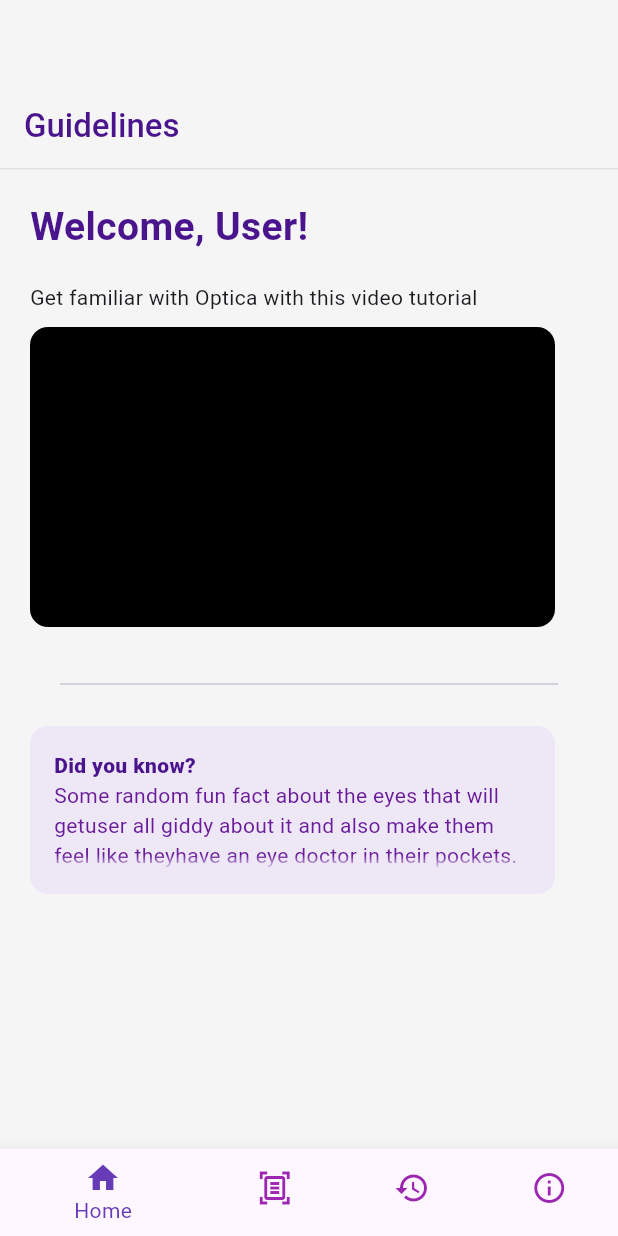
After one commit to Optica-AI/flutter, a Flutter app: the screen it shows after launch, on a phone screen of 412 x 824 dp. The commit adds this screen. Run offline on Flutter 3.47's test engine with Material 3 defaults, Android fonts, the phone set to English and light mode, and no system bars; Roboto replaces fonts that are missing (Nunito).

Commit message:
NavBar routing and homescreen

```diff
--- a/lib/main.dart
+++ b/lib/main.dart
@@ -2,6 +2,7 @@ import 'package:flutter/material.dart';
 import 'package:optica_app/src/screens/history.dart';
 import 'package:optica_app/src/screens/splash.dart';
 import 'package:optica_app/src/screens/tcs.dart';
+import 'package:optica_app/src/widgets/navbar.dart';
 // import 'package:google_fonts/google_fonts.dart';
 
 void main(){
@@ -24,7 +25,7 @@ class MyApp extends StatelessWidget{
           color: Colors.grey[100],
         ),
       ),
-      home: History(),
+      home: SplashScreen(),
     );
   }
 }
--- a/lib/src/screens/home.dart
+++ b/lib/src/screens/home.dart
@@ -0,0 +1,37 @@
+import 'package:flutter/material.dart';
+import 'package:optica_app/src/screens/history.dart';
+import 'package:optica_app/src/screens/scan.dart';
+import 'package:optica_app/src/screens/tcs.dart';
+import 'package:optica_app/src/widgets/navbar.dart';
+
+import 'home_screen.dart';
+
+class Home extends StatefulWidget{
+  @override
+  _Home createState()=> _Home();
+}
+
+class _Home extends State<Home>{
+  int _selectedIndex = 0;
+
+  static final List<Widget> _widgetOptions = <Widget>[
+    HomeScreen(),
+    ScanScreen(),
+    History(),
+    Terms(),
+  ];
+
+  void onItemTapped(int index){
+    setState(() {
+      _selectedIndex = index;
+    });
+  }
+  @override
+  Widget build(BuildContext context){
+    return Scaffold(
+      appBar: AppBar(),
+      body: _widgetOptions.elementAt(_selectedIndex),
+      bottomNavigationBar: NavBar(currentIndex: _selectedIndex, onTap: onItemTapped),
+    );
+  }
+}
--- /dev/null
+++ b/lib/src/screens/home_screen.dart
@@ -0,0 +1,122 @@
+import 'package:flutter/material.dart';
+
+class HomeScreen extends StatelessWidget {
+  @override
+  Widget build(BuildContext context) {
+    return Scaffold(
+      appBar: AppBar(
+        title: Text(
+          'Guidelines',
+          style: TextStyle(
+            color: Colors.purple[900],
+            fontWeight: FontWeight.w500,
+          ),
+        ),
+        bottom: PreferredSize(
+          preferredSize: const Size.fromHeight(1.0),
+          child: Container(
+            color: Colors.grey[300],
+            height: 1.0,
+          ),
+        ),
+      ),
+      body: SingleChildScrollView(
+        child: Padding(
+          padding: EdgeInsets.all(20.0),
+          child: Column(
+            crossAxisAlignment: CrossAxisAlignment.start,
+            children: [
+              Padding(
+                padding: EdgeInsets.only(bottom: 18.0),
+                child: Text(
+                  "Welcome, User!",
+                  style: TextStyle(
+                    color: Colors.purple[900],
+                    fontSize: 26.0,
+                    fontWeight: FontWeight.bold,
+                    fontFamily: 'Nunito',
+                  ),
+                ),
+              ),
+              Text(
+                'Get familiar with Optica with this video tutorial',
+                style: TextStyle(
+                    // fontSize:  ,
+                    // fontFamily: ,
+                    ),
+              ),
+              //Video placeHolder
+              Padding(
+                padding: EdgeInsets.only(top: 10.0, bottom: 30.0),
+                child: Container(
+                  height: 200.0,
+                  width: 350.0,
+                  decoration: BoxDecoration(
+                    borderRadius: BorderRadius.circular(12),
+                    color: Colors.black,
+                  ),
+                ),
+              ),
+              Padding(
+                padding: EdgeInsets.only(bottom: 20.0),
+                child: Divider(
+                  thickness: 1.0,
+                  indent: 20.0,
+                  endIndent: 20.0,
+                ),
+              ),
+              //Text guidelines
+              Container(
+                // height: 100.0,
+                width: 350.0,
+                decoration: BoxDecoration(
+                  borderRadius: BorderRadius.circular(12),
+                  color: Colors.deepPurple[50],
+                ),
+                child: Padding(
+                  padding: EdgeInsets.all(16.0),
+                  child: Column(
+                    children: [
+                      Row(
+                        children: [
+                          Text(
+                            'Did you know?',
+                            style: TextStyle(
+                              fontFamily: 'Nunito',
+                              fontWeight: FontWeight.w800,
+                              overflow: TextOverflow.clip,
+                              color: Colors.purple[900],
+                            ),
+                          ),
+                        ],
+                      ),
+                      Row(
+                        children: [
+                          Flexible(
+                            child: Text('Some random fun fact about the eyes that will get'
+                                'user all giddy about it and also make them feel like they'
+                                'have an eye doctor in their pockets. Hahahaha ahahaha '
+                                'ahahaha',
+                              overflow: TextOverflow.fade,
+                              softWrap: true,
+                              maxLines: 3,
+                              style: TextStyle(
+                                color: Colors.purple[800],
+                                fontFamily: 'Roboto',
+                                fontWeight: FontWeight.w400,
+                              ),
+                            ),
+                          ),
+                        ],
+                      ),
+                    ],
+                  ),
+                ),
+              ),
+            ],
+          ),
+        ),
+      ),
+    );
+  }
+}
--- a/lib/src/screens/scan.dart
+++ b/lib/src/screens/scan.dart
@@ -0,0 +1,8 @@
+import 'package:flutter/material.dart';
+
+class ScanScreen extends StatelessWidget{
+  @override
+  Widget build(BuildContext context){
+    return Scaffold();
+  }
+}
--- a/lib/src/screens/splash.dart
+++ b/lib/src/screens/splash.dart
@@ -1,9 +1,13 @@
 import 'package:flutter/material.dart';
+import 'home.dart';
 
 
 class SplashScreen extends StatelessWidget{
   @override
-  Widget build(BuildContext Context){
+  Widget build(BuildContext context){
+    Future.delayed(Duration(seconds: 2), (){
+      Navigator.of(context).pushReplacement(MaterialPageRoute(builder: (_)=> Home()));
+    });
     return Scaffold(
       body: Center(
         child: Column(
@@ -16,8 +20,8 @@ class SplashScreen extends StatelessWidget{
               // alignment:Alignment.center,
             ),
             Image.asset('assets/images/Optica_text_logo.png',
-              width:160.0,
-              height:160.0,
+              width:120.0,
+              height:120.0,
               // alignment:Alignment.center,
             ),
           ],
--- a/lib/src/screens/tcs.dart
+++ b/lib/src/screens/tcs.dart
@@ -1,30 +1,40 @@
 import 'package:flutter/material.dart';
+import 'package:optica_app/src/widgets/navbar.dart';
 
-class Terms extends StatelessWidget{
+class Terms extends StatelessWidget {
+//   @override
+//   _TermsState createState() => _TermsState();
+// }
+// class _TermsState extends State<Terms>{
+//     int selectedIndex = 0;
+//
+//   }
   @override
-  Widget build(BuildContext Context){
+  Widget build(BuildContext context) {
     return Scaffold(
       appBar: AppBar(
-        title: Text('Terms of use',
+        title: Text(
+          'Terms of use',
           style: TextStyle(
             color: Colors.purple[900],
             fontWeight: FontWeight.w500,
           ),
         ),
         bottom: PreferredSize(
-          preferredSize: Size.fromHeight(1.0),
+          preferredSize: const Size.fromHeight(1.0),
           child: Container(
             color: Colors.grey[300],
             height: 1.0,
           ),
         ),
       ),
-      body: Column(
+      body: const Column(
         crossAxisAlignment: CrossAxisAlignment.start,
         children: [
           Padding(
             padding: EdgeInsets.all(16.0),
-              child: Text('About',
+            child: Text(
+              'About',
               style: TextStyle(
                 fontFamily: 'Nunito',
                 fontSize: 16.0,
@@ -33,7 +43,7 @@ class Terms extends StatelessWidget{
             ),
           ),
           Padding(
-              padding: EdgeInsets.only(left:16.0),
+            padding: EdgeInsets.only(left: 16.0),
             child: Divider(
               thickness: 1.0,
               endIndent: 20.0,
@@ -45,13 +55,11 @@ class Terms extends StatelessWidget{
                 style: TextStyle(
                   fontFamily: 'Nunito',
                   fontSize: 16.0,
-                  )
+                )),
           ),
-          ),
-
-
         ],
       ),
+      // bottomNavigationBar: NavBar(currentIndex: currentIndex, onTap: onItemTapped),
     );
   }
 }
--- /dev/null
+++ b/lib/src/widgets/navbar.dart
@@ -0,0 +1,50 @@
+import 'package:flutter/material.dart';
+
+class NavBar extends StatefulWidget{
+  final int currentIndex;
+  final Function(int) onTap;
+
+  const NavBar({Key? key, required this.currentIndex, required this.onTap}): super(key:key);
+  @override
+  State<NavBar> createState() => _Navbar();
+}
+class _Navbar extends State<NavBar>{
+  bool isSelected = false;
+
+  void select(){
+    setState(() {
+      isSelected = true;
+    });
+  }
+  @override
+  Widget build(BuildContext context){
+    return BottomNavigationBar(
+      currentIndex: widget.currentIndex,
+      onTap: widget.onTap,
+      unselectedItemColor: Colors.purple,
+      selectedItemColor: Colors.deepPurple,
+      items: const [
+        BottomNavigationBarItem(
+          icon: Icon(Icons.home_outlined),
+          activeIcon: Icon(Icons.home),
+          label: 'Home',
+        ),
+        BottomNavigationBarItem(
+          icon: Icon(Icons.document_scanner_outlined),
+          activeIcon: Icon(Icons.document_scanner),
+          label: 'Scan',
+        ),
+        BottomNavigationBarItem(
+          icon: Icon(Icons.history_outlined),
+          activeIcon: Icon(Icons.history),
+          label: 'History',
+        ),
+        BottomNavigationBarItem(
+          icon: Icon(Icons.info_outline),
+          activeIcon: Icon(Icons.info),
+          label: 'T&Cs',
+        ),
+      ],
+    );
+  }
+}
--- a/lib/src/widgets/tile.dart
+++ b/lib/src/widgets/tile.dart
@@ -1,10 +1,10 @@
-import 'package:flutter/material.dart';
-
-class Tile extends StatefulWidget{
-  @override
-  Widget build(BuildContext Context){
-    return Scaffold(
-
-    )
-  }
-}
+// import 'package:flutter/material.dart';
+//
+// class Tile extends StatefulWidget{
+//   @override
+//   Widget build(BuildContext Context){
+//     return Scaffold(
+//
+//     )
+//   }
+// }
```
Lines whose indentation alone changed are shown as unchanged.
